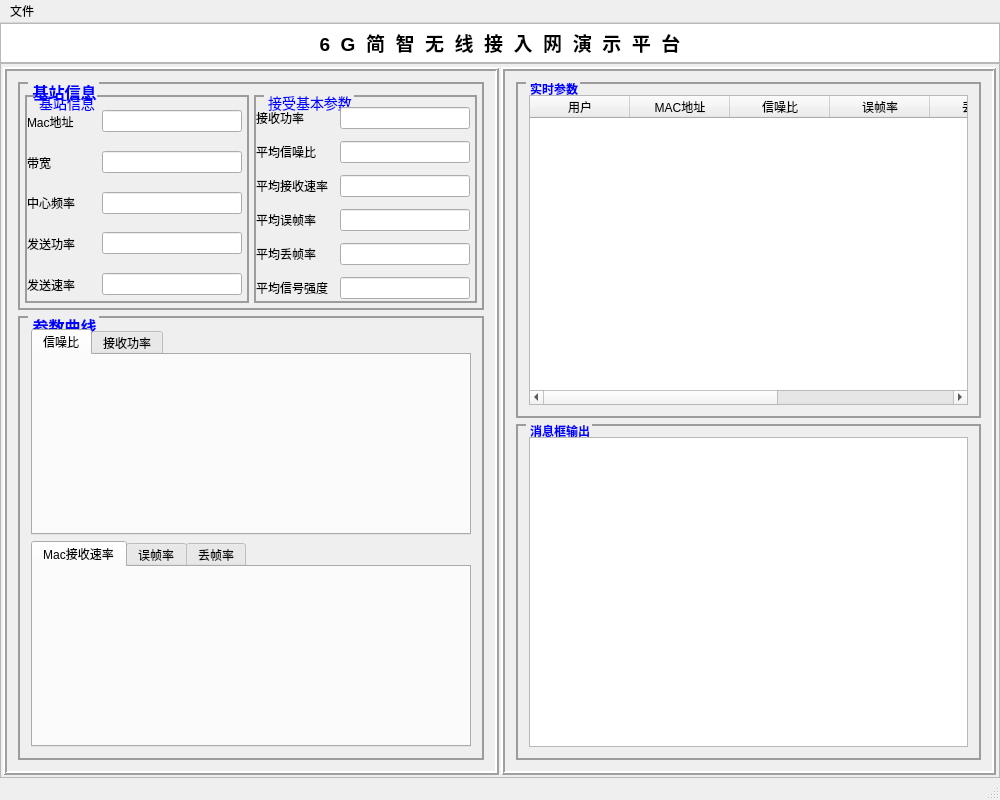
First picture: the form in eNB_GUI/mainwindow.ui, repository aobocodo/QT_System, before the edit.
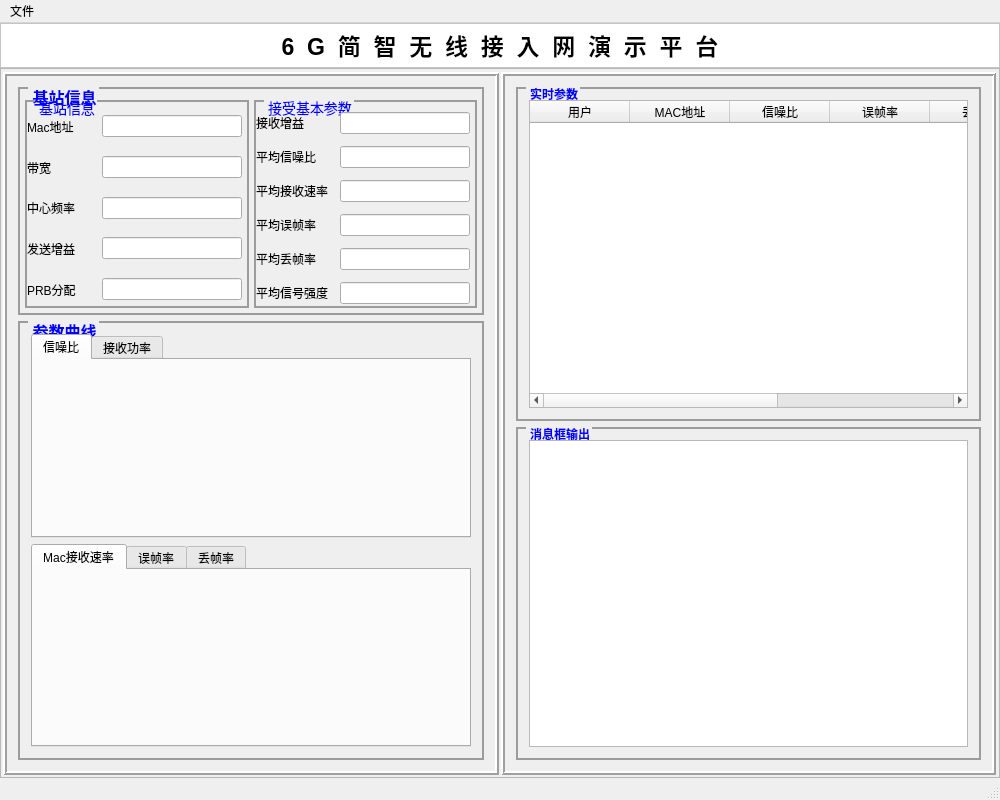
Second picture: the form after the edit.

```diff
--- a/eNB_GUI/mainwindow.ui
+++ b/eNB_GUI/mainwindow.ui
@@ -38,15 +38,20 @@
       <property name="maximumSize">
        <size>
         <width>16777215</width>
-        <height>40</height>
+        <height>45</height>
        </size>
       </property>
+      <property name="styleSheet">
+       <string notr="true">QTextBrowser{
+background: #FFFFFF;
+}</string>
+      </property>
       <property name="html">
        <string>&lt;!DOCTYPE HTML PUBLIC &quot;-//W3C//DTD HTML 4.0//EN&quot; &quot;http://www.w3.org/TR/REC-html40/strict.dtd&quot;&gt;
 &lt;html&gt;&lt;head&gt;&lt;meta name=&quot;qrichtext&quot; content=&quot;1&quot; /&gt;&lt;style type=&quot;text/css&quot;&gt;
 p, li { white-space: pre-wrap; }
 &lt;/style&gt;&lt;/head&gt;&lt;body style=&quot; font-family:'Ubuntu'; font-size:11pt; font-weight:400; font-style:normal;&quot;&gt;
-&lt;p align=&quot;center&quot; style=&quot; margin-top:0px; margin-bottom:0px; margin-left:0px; margin-right:0px; -qt-block-indent:0; text-indent:0px;&quot;&gt;&lt;span style=&quot; font-size:14pt; font-weight:600; color:#000000;&quot;&gt;6  G  简  智  无  线  接  入  网  演  示  平  台&lt;/span&gt;&lt;/p&gt;&lt;/body&gt;&lt;/html&gt;</string>
+&lt;p align=&quot;center&quot; style=&quot; margin-top:0px; margin-bottom:0px; margin-left:0px; margin-right:0px; -qt-block-indent:0; text-indent:0px;&quot;&gt;&lt;span style=&quot; font-size:17pt; font-weight:600; color:#000000;&quot;&gt;6  G  简  智  无  线  接  入  网  演  示  平  台&lt;/span&gt;&lt;/p&gt;&lt;/body&gt;&lt;/html&gt;</string>
       </property>
      </widget>
     </item>
@@ -322,7 +327,7 @@
                    <item>
                     <widget class="QLabel" name="label_5">
                      <property name="text">
-                      <string>发送功率</string>
+                      <string>发送增益</string>
                      </property>
                     </widget>
                    </item>
@@ -363,7 +368,7 @@
                    <item>
                     <widget class="QLabel" name="label_9">
                      <property name="text">
-                      <string>发送速率</string>
+                      <string>PRB分配</string>
                      </property>
                     </widget>
                    </item>
@@ -447,7 +452,7 @@
                    <item>
                     <widget class="QLabel" name="label_2">
                      <property name="text">
-                      <string>接收功率</string>
+                      <string>接收增益</string>
                      </property>
                     </widget>
                    </item>
```
